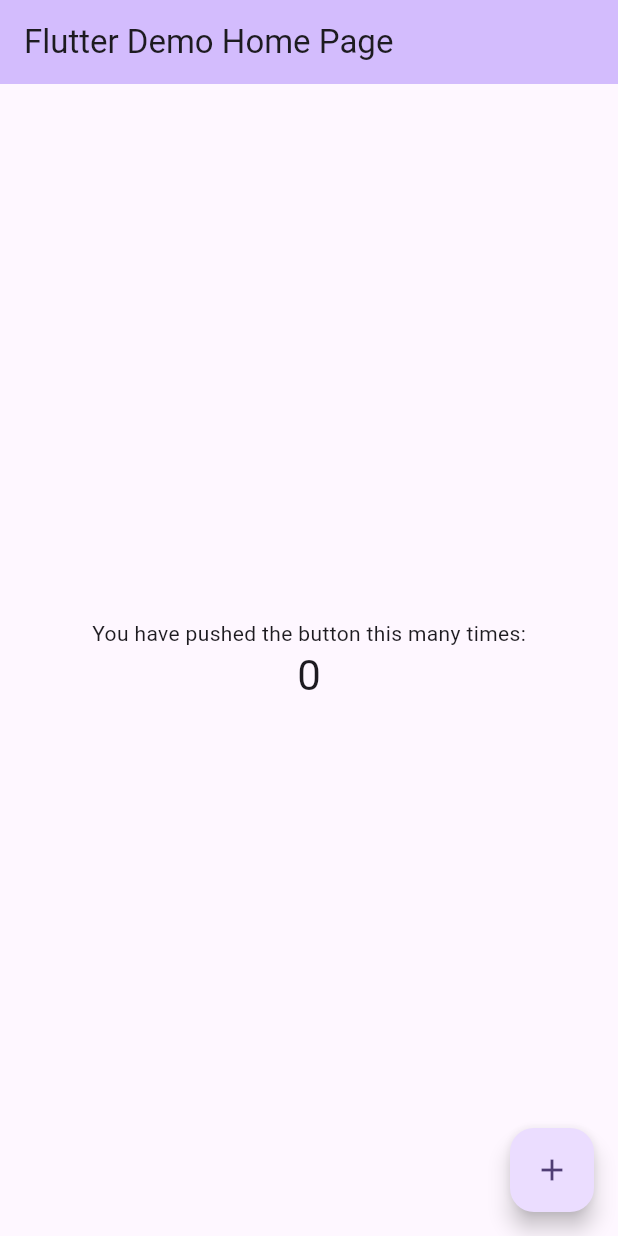
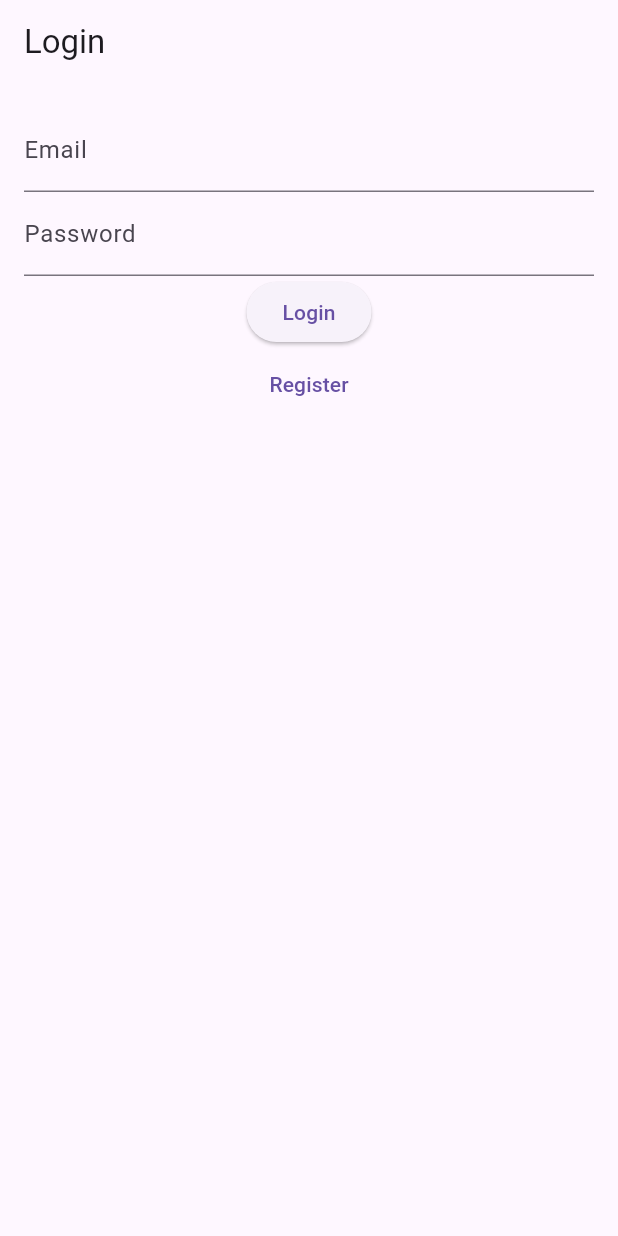
Before and after one commit to jenneetee/hw4-message-board, a Flutter app: the screen it shows after launch, on a phone screen of 412 x 824 dp. Run offline on Flutter 3.47's test engine with Material 3 defaults, Android fonts, the phone set to English and light mode, and no system bars; our stand-ins replace cloud_firestore, firebase_auth, firebase_core; accounts and stored records are empty.

Commit message:
connected db to app, now need to update profile and settings screens

```diff
--- a/lib/main.dart
+++ b/lib/main.dart
@@ -1,122 +1,33 @@
 import 'package:flutter/material.dart';
+import 'package:firebase_core/firebase_core.dart';
+import 'screens/splash_screen.dart';
 
-void main() {
-  runApp(const MyApp());
+void main() async {
+  WidgetsFlutterBinding.ensureInitialized();
+
+  // Manually initializing Firebase for web
+  await Firebase.initializeApp(
+    options: FirebaseOptions(
+      apiKey: "AIzaSyCImdQCXcVuxKg8YOGhVZaXrm8QZ427sHQ",
+      authDomain: "hw04-40f58.firebaseapp.com",
+      projectId: "hw04-40f58",
+      storageBucket: "hw04-40f58.appspot.com", // Use the correct Firebase storage URL
+      messagingSenderId: "3403600468",
+      appId: "1:3403600468:web:df2bbea66b7f0fa80853c1",
+    ),
+  );
+
+  runApp(MyApp());
 }
 
 class MyApp extends StatelessWidget {
-  const MyApp({super.key});
-
-  // This widget is the root of your application.
   @override
   Widget build(BuildContext context) {
     return MaterialApp(
-      title: 'Flutter Demo',
-      theme: ThemeData(
-        // This is the theme of your application.
-        //
-        // TRY THIS: Try running your application with "flutter run". You'll see
-        // the application has a purple toolbar. Then, without quitting the app,
-        // try changing the seedColor in the colorScheme below to Colors.green
-        // and then invoke "hot reload" (save your changes or press the "hot
-        // reload" button in a Flutter-supported IDE, or press "r" if you used
-        // the command line to start the app).
-        //
-        // Notice that the counter didn't reset back to zero; the application
-        // state is not lost during the reload. To reset the state, use hot
-        // restart instead.
-        //
-        // This works for code too, not just values: Most code changes can be
-        // tested with just a hot reload.
-        colorScheme: ColorScheme.fromSeed(seedColor: Colors.deepPurple),
-      ),
-      home: const MyHomePage(title: 'Flutter Demo Home Page'),
+      title: 'Message Board App',
+      theme: ThemeData(primarySwatch: Colors.deepPurple),
+      home: SplashScreen(),
+      debugShowCheckedModeBanner: false,
     );
   }
 }
-
-class MyHomePage extends StatefulWidget {
-  const MyHomePage({super.key, required this.title});
-
-  // This widget is the home page of your application. It is stateful, meaning
-  // that it has a State object (defined below) that contains fields that affect
-  // how it looks.
-
-  // This class is the configuration for the state. It holds the values (in this
-  // case the title) provided by the parent (in this case the App widget) and
-  // used by the build method of the State. Fields in a Widget subclass are
-  // always marked "final".
-
-  final String title;
-
-  @override
-  State<MyHomePage> createState() => _MyHomePageState();
-}
-
-class _MyHomePageState extends State<MyHomePage> {
-  int _counter = 0;
-
-  void _incrementCounter() {
-    setState(() {
-      // This call to setState tells the Flutter framework that something has
-      // changed in this State, which causes it to rerun the build method below
-      // so that the display can reflect the updated values. If we changed
-      // _counter without calling setState(), then the build method would not be
-      // called again, and so nothing would appear to happen.
-      _counter++;
-    });
-  }
-
-  @override
-  Widget build(BuildContext context) {
-    // This method is rerun every time setState is called, for instance as done
-    // by the _incrementCounter method above.
-    //
-    // The Flutter framework has been optimized to make rerunning build methods
-    // fast, so that you can just rebuild anything that needs updating rather
-    // than having to individually change instances of widgets.
-    return Scaffold(
-      appBar: AppBar(
-        // TRY THIS: Try changing the color here to a specific color (to
-        // Colors.amber, perhaps?) and trigger a hot reload to see the AppBar
-        // change color while the other colors stay the same.
-        backgroundColor: Theme.of(context).colorScheme.inversePrimary,
-        // Here we take the value from the MyHomePage object that was created by
-        // the App.build method, and use it to set our appbar title.
-        title: Text(widget.title),
-      ),
-      body: Center(
-        // Center is a layout widget. It takes a single child and positions it
-        // in the middle of the parent.
-        child: Column(
-          // Column is also a layout widget. It takes a list of children and
-          // arranges them vertically. By default, it sizes itself to fit its
-          // children horizontally, and tries to be as tall as its parent.
-          //
-          // Column has various properties to control how it sizes itself and
-          // how it positions its children. Here we use mainAxisAlignment to
-          // center the children vertically; the main axis here is the vertical
-          // axis because Columns are vertical (the cross axis would be
-          // horizontal).
-          //
-          // TRY THIS: Invoke "debug painting" (choose the "Toggle Debug Paint"
-          // action in the IDE, or press "p" in the console), to see the
-          // wireframe for each widget.
-          mainAxisAlignment: MainAxisAlignment.center,
-          children: <Widget>[
-            const Text('You have pushed the button this many times:'),
-            Text(
-              '$_counter',
-              style: Theme.of(context).textTheme.headlineMedium,
-            ),
-          ],
-        ),
-      ),
-      floatingActionButton: FloatingActionButton(
-        onPressed: _incrementCounter,
-        tooltip: 'Increment',
-        child: const Icon(Icons.add),
-      ), // This trailing comma makes auto-formatting nicer for build methods.
-    );
-  }
-}
--- /dev/null
+++ b/lib/screens/login_screen.dart
@@ -0,0 +1,40 @@
+import 'package:flutter/material.dart';
+import 'package:firebase_auth/firebase_auth.dart';
+import 'message_boards_screen.dart';
+import 'register_screen.dart';
+
+class LoginScreen extends StatelessWidget {
+  final emailController = TextEditingController();
+  final passwordController = TextEditingController();
+
+  void login(BuildContext context) async {
+    try {
+      await FirebaseAuth.instance.signInWithEmailAndPassword(
+        email: emailController.text,
+        password: passwordController.text,
+      );
+      Navigator.pushReplacement(context,
+        MaterialPageRoute(builder: (_) => MessageBoardsScreen()));
+    } catch (e) {
+      ScaffoldMessenger.of(context).showSnackBar(SnackBar(content: Text(e.toString())));
+    }
+  }
+
+  @override
+  Widget build(BuildContext context) {
+    return Scaffold(
+      appBar: AppBar(title: Text("Login")),
+      body: Padding(
+        padding: EdgeInsets.all(16),
+        child: Column(children: [
+          TextField(controller: emailController, decoration: InputDecoration(labelText: 'Email')),
+          TextField(controller: passwordController, decoration: InputDecoration(labelText: 'Password'), obscureText: true),
+          ElevatedButton(onPressed: () => login(context), child: Text("Login")),
+          TextButton(onPressed: () {
+            Navigator.push(context, MaterialPageRoute(builder: (_) => RegisterScreen()));
+          }, child: Text("Register")),
+        ]),
+      ),
+    );
+  }
+}
```
Also changed, not shown: lib/screens/chat_screen.dart (added, +70 -0 lines), lib/screens/message_boards_screen.dart (added, +50 -0 lines), lib/screens/profile_screen.dart (added, +8 -0 lines), lib/screens/register_screen.dart (added, +47 -0 lines), lib/screens/settings_screen.dart (added, +27 -0 lines), lib/screens/splash_screen.dart (added, +23 -0 lines), pubspec.yaml (+7 -0 lines), pubspec.lock, 7 other files.
